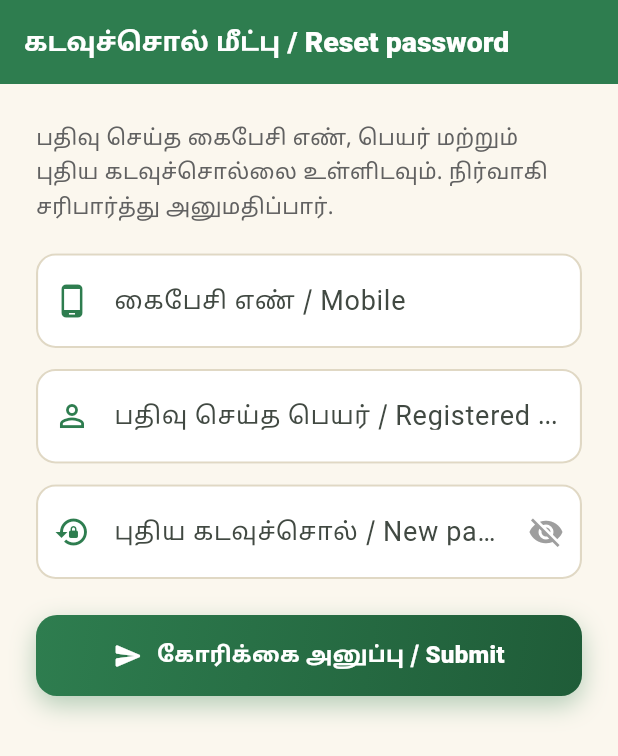
After one commit to RAGHU1221/vetri-tnpsc, a Flutter app: the ForgotPasswordScreen screen opened by its route, on a phone screen of 412 x 824 dp. The commit adds this screen. Shown: the top 756 px of the screen. Run offline on Flutter 3.47's test engine with Material 3 defaults, Android fonts, the phone set to English and light mode, and no system bars; our stand-ins replace dio, flutter_local_notifications, flutter_secure_storage, go_router, google_fonts, timezone; accounts and stored records are empty.

Commit message:
Add files via upload

```diff
--- /dev/null
+++ b/flutter_app/lib/src/ui/screens/forgot_password_screen.dart
@@ -0,0 +1,112 @@
+import 'package:flutter/material.dart';
+import 'package:go_router/go_router.dart';
+import '../../services/auth_service.dart';
+import '../widgets/vetri_buttons.dart';
+
+class ForgotPasswordScreen extends StatefulWidget {
+  const ForgotPasswordScreen({super.key});
+  @override
+  State<ForgotPasswordScreen> createState() => _ForgotPasswordScreenState();
+}
+
+class _ForgotPasswordScreenState extends State<ForgotPasswordScreen> {
+  final _mobile = TextEditingController();
+  final _name = TextEditingController();
+  final _pass = TextEditingController();
+  bool _loading = false, _obscure = true, _sent = false;
+
+  InputDecoration _dec(String label, IconData icon) => InputDecoration(
+        labelText: label,
+        prefixIcon: Icon(icon, color: const Color(0xFF2E7D4F)),
+        filled: true,
+        fillColor: Colors.white,
+        border: OutlineInputBorder(borderRadius: BorderRadius.circular(13), borderSide: BorderSide.none),
+        enabledBorder: OutlineInputBorder(
+            borderRadius: BorderRadius.circular(13),
+            borderSide: const BorderSide(color: Color(0xFFE0D8C4), width: 1.4)),
+        focusedBorder: OutlineInputBorder(
+            borderRadius: BorderRadius.circular(13),
+            borderSide: const BorderSide(color: Color(0xFF2E7D4F), width: 2)),
+      );
+
+  void _snack(String m) => ScaffoldMessenger.of(context)
+      .showSnackBar(SnackBar(content: Text(m), behavior: SnackBarBehavior.floating));
+
+  Future<void> _submit() async {
+    if (_mobile.text.length != 10 || _name.text.trim().isEmpty || _pass.text.length < 6) {
+      _snack('10 இலக்க எண், பெயர், புதிய கடவுச்சொல் (6+) உள்ளிடவும்');
+      return;
+    }
+    setState(() => _loading = true);
+    final (ok, msg) = await AuthService().forgotPassword(_mobile.text, _name.text.trim(), _pass.text);
+    if (!mounted) return;
+    setState(() { _loading = false; _sent = ok; });
+    if (!ok) _snack(msg);
+  }
+
+  @override
+  Widget build(BuildContext context) {
+    return Scaffold(
+      backgroundColor: const Color(0xFFFBF7EE),
+      appBar: AppBar(title: const Text('கடவுச்சொல் மீட்பு / Reset password'), elevation: 0),
+      body: SafeArea(
+        child: SingleChildScrollView(
+          padding: const EdgeInsets.all(24),
+          child: _sent ? _done(context) : _form(),
+        ),
+      ),
+    );
+  }
+
+  Widget _done(BuildContext context) => Column(
+        crossAxisAlignment: CrossAxisAlignment.stretch,
+        children: [
+          const SizedBox(height: 40),
+          const Icon(Icons.mark_email_read_rounded, size: 72, color: Color(0xFF2E7D4F)),
+          const SizedBox(height: 16),
+          const Text('கோரிக்கை பெறப்பட்டது',
+              textAlign: TextAlign.center,
+              style: TextStyle(fontSize: 20, fontWeight: FontWeight.w800)),
+          const SizedBox(height: 10),
+          Text(
+              'நிர்வாகி அனுமதித்தவுடன் புதிய கடவுச்சொல்லுடன் உள்நுழையலாம்.\n'
+              'Once the admin approves, log in with your NEW password.\n\n'
+              '(பதிவு செய்த பெயர் சரியாக இருந்தால் மட்டுமே கோரிக்கை பதிவாகும்.)',
+              textAlign: TextAlign.center,
+              style: TextStyle(color: Colors.grey.shade700, height: 1.5)),
+          const SizedBox(height: 26),
+          VetriButton(label: 'உள்நுழைவுக்குத் திரும்பு', onPressed: () => context.go('/login')),
+        ],
+      );
+
+  Widget _form() => Column(
+        crossAxisAlignment: CrossAxisAlignment.stretch,
+        children: [
+          Text('பதிவு செய்த கைபேசி எண், பெயர் மற்றும் புதிய கடவுச்சொல்லை உள்ளிடவும். '
+              'நிர்வாகி சரிபார்த்து அனுமதிப்பார்.',
+              style: TextStyle(color: Colors.grey.shade700, height: 1.45)),
+          const SizedBox(height: 20),
+          TextField(
+            controller: _mobile,
+            keyboardType: TextInputType.phone,
+            maxLength: 10,
+            decoration: _dec('கைபேசி எண் / Mobile', Icons.phone_android).copyWith(counterText: ''),
+          ),
+          const SizedBox(height: 14),
+          TextField(controller: _name, decoration: _dec('பதிவு செய்த பெயர் / Registered name', Icons.person_outline)),
+          const SizedBox(height: 14),
+          TextField(
+            controller: _pass,
+            obscureText: _obscure,
+            decoration: _dec('புதிய கடவுச்சொல் / New password', Icons.lock_reset).copyWith(
+              suffixIcon: IconButton(
+                icon: Icon(_obscure ? Icons.visibility_off : Icons.visibility, color: Colors.grey.shade500),
+                onPressed: () => setState(() => _obscure = !_obscure),
+              ),
+            ),
+          ),
+          const SizedBox(height: 24),
+          VetriButton(label: 'கோரிக்கை அனுப்பு / Submit', icon: Icons.send_rounded, loading: _loading, onPressed: _submit),
+        ],
+      );
+}
```
Also changed, not shown: flutter_app/lib/src/ui/screens/login_screen.dart (+9 -1 lines).
